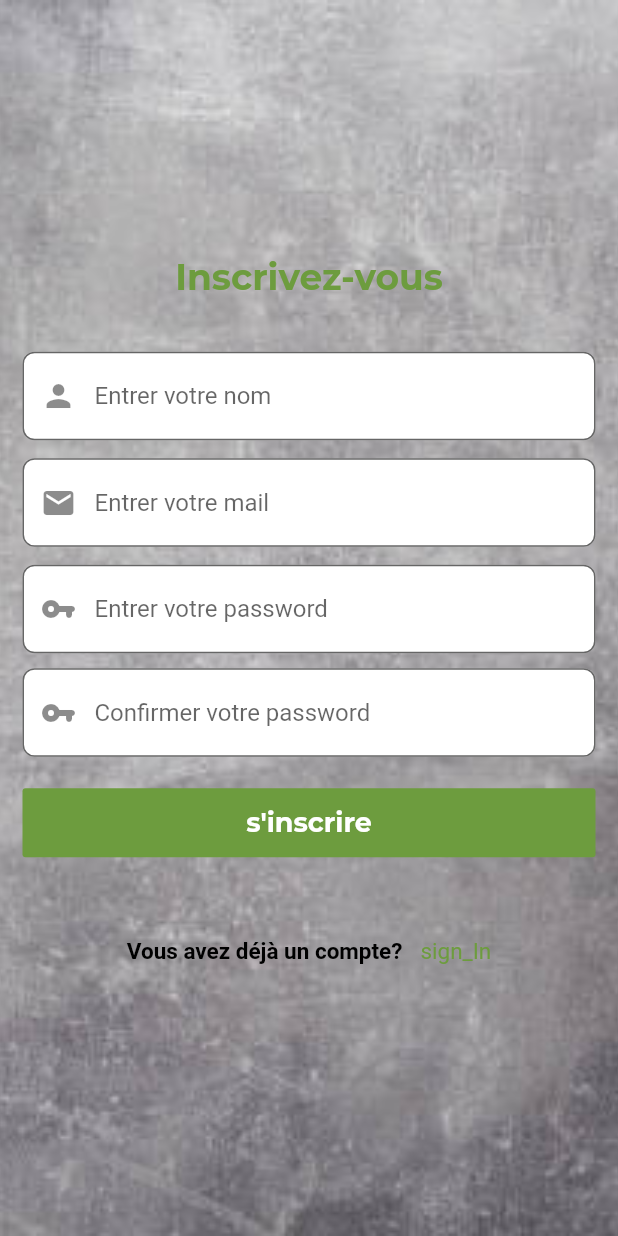
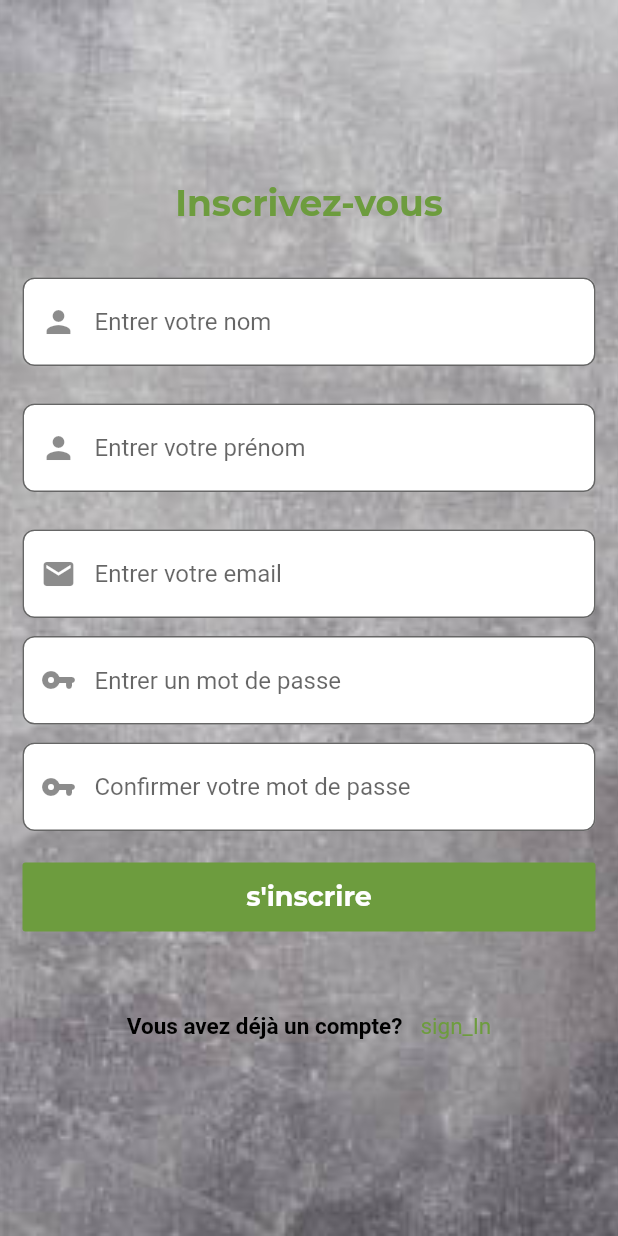
Before and after one commit to medard754/projet-weSave, a Flutter app: the SignUp screen opened directly with empty values, on a phone screen of 412 x 824 dp. Run offline on Flutter 3.47's test engine with Material 2 defaults, Android fonts, the phone set to English and light mode, and no system bars; our stand-ins replace cloud_firestore, firebase_auth, firebase_core, flutter_local_notifications, flutter_native_timezone, flutter_spinkit and 4 more; accounts and stored records are empty; network calls fail; project files that could hold a hidden picture were left out.

Commit message:
second commit

```diff
--- a/lib/Startup/sign_in.dart
+++ b/lib/Startup/sign_in.dart
@@ -17,8 +17,6 @@ class _SignInState extends State<SignIn> {
   String error = '';
   bool loading = false;
 
-  CustomTextfield mail = CustomTextfield();
-  CustomTextfield pwd = CustomTextfield();
 
   final AuthService _authService = AuthService();
   final _formKey = GlobalKey<FormState>();
@@ -71,33 +69,31 @@ class _SignInState extends State<SignIn> {
                 textAlign: TextAlign.center,
               ),
               SizedBox(height: 25),
-              mail.textFormField(
-                "Entrer votre mail",
-                "entrer un mail valid",
-                2,
-                1,
-                false,
-                Icons.mail,
-                (e) {
+              CustomInput(
+                title: "Email",
+                placeholder: "Entrer votre email",
+                obscure: false,
+                err: "entrer un email valid",
+                validator: (e){},
+                onSaved: (e){
                   setState(() {
-                    email = e;
-                  });
+                  email = e;
+                });
                 },
-              ),
-              SizedBox(height: 12),
-              pwd.textFormField(
-                "Entrer votre password",
-                "mot de passe invalid",
-                2,
-                1,
-                false,
-                Icons.vpn_key_rounded,
-                (e) {
+                icon: Icons.mail , max: 2, min: 1),
+              const SizedBox(height: 12),
+              CustomInput(
+                title: "Mot de passe",
+                placeholder: "Entrer votre mot de passe",
+                obscure: false,
+                err: "entrer un mot de passe valid",
+                validator: (e){},
+                onSaved: (e){
                   setState(() {
-                    password = e;
-                  });
+                  password = e;
+                });
                 },
-              ),
+                icon: Icons.vpn_key_rounded , max: 2, min: 1),
               SizedBox(height: 10),
               Row(
                 mainAxisAlignment: MainAxisAlignment.start,
@@ -133,14 +129,15 @@ class _SignInState extends State<SignIn> {
                   onPressed: () async {
                     if (_formKey.currentState!.validate()) {
                       setState(() {
-                                  loading = true;
+                                  //loading = true;
                                 });
                       dynamic result = await _authService.signInAnon();
 
                       print("connexion etablie");
                       print(result);
-
-                      if (result == null) {
+                      print(email);
+                      print(password);
+                      /*if (result == null) {
                         setState(() {
                               error = "Please supply a valid email";
                             loading = false;
@@ -149,7 +146,7 @@ class _SignInState extends State<SignIn> {
                         print("Register");
                         print(result);
                         print("connexion valid");
-                      }
+                      }*/
                     }
                   },
                   child: Text("Se connecter",
--- a/lib/Startup/sign_up.dart
+++ b/lib/Startup/sign_up.dart
@@ -12,10 +12,6 @@ class _SignUpState extends State<SignUp> {
   final AuthService _authService = AuthService();
 
   bool loading = false;
-  CustomTextfield email = CustomTextfield();
-  CustomTextfield password = CustomTextfield();
-  CustomTextfield password_confirm = CustomTextfield();
-  CustomTextfield username = CustomTextfield();
   String error = '';
   String errorpwd = '';
   final _formKey = GlobalKey<FormState>();
@@ -23,10 +19,11 @@ class _SignUpState extends State<SignUp> {
   late String onBoardingLevel;
   bool isLoading = false;
   bool isValue = false;
-  String mail = '';
-  String pwd = '';
-  String c_pwd = "";
+  String mail = "";
+  String password = "";
+  String confirmpwd = "";
   String nom = "";
+  String prenoms = "";
   @override
   Widget build(BuildContext context) {
     return loading
@@ -70,75 +67,71 @@ class _SignUpState extends State<SignUp> {
                         fit: BoxFit.contain)),
               ),*/
               SizedBox(height: 25),
-              username.textFormField("Entrer votre nom", "entrer un nom valid",
-                  2, 1, false, Icons.person, (e) {
-                setState(() {
+              CustomInput(
+                title: "Username",
+                placeholder: "Entrer votre nom",
+                obscure: false,
+                err: "entrer un nom valid",
+                validator: (e){},
+                onSaved: (e){
+                  setState(() {
                   nom = e;
                 });
-              }),
-              SizedBox(height: 12),
-              email.textFormField(
-                "Entrer votre mail",
-                "entrer un email valid",
-                2,
-                1,
-                false,
-                Icons.mail,
-                (e) {
+                },
+                icon: Icons.person, max: 2, min: 1),
+              SizedBox(height: 25),
+              CustomInput(
+                title: "Prénom",
+                placeholder: "Entrer votre prénom",
+                obscure: false,
+                err: "entrer un nom valid",
+                validator: (e){},
+                onSaved: (e){
                   setState(() {
-                    email = e;
-                  });
+                  prenoms = e;
+                });
                 },
-              ),
-              SizedBox(height: 12),
-              password.textFormField(
-                "Entrer votre password",
-                "mot de passe invalid",
-                2,
-                1,
-                false,
-                Icons.vpn_key_rounded,
-                (e) {
+                icon: Icons.person, max: 2, min: 1),
+              SizedBox(height: 25),
+              CustomInput(
+                title: "Email",
+                placeholder: "Entrer votre email",
+                obscure: false,
+                err: "entrer un email valid",
+                validator: (e){},
+                onSaved: (e){
                   setState(() {
-                    password = e;
-                  });
+                  mail = e;
+                });
                 },
-              ),
-              SizedBox(height: 10),
-              password_confirm.textFormField(
-                "Confirmer votre password",
-                "mot de passe invalid",
-                2,
-                1,
-                false,
-                Icons.vpn_key_rounded,
-                (e) {
+                icon: Icons.mail , max: 2, min: 1),
+              const SizedBox(height: 12),
+              CustomInput(
+                title: "Mot de passe",
+                placeholder: "Entrer un mot de passe",
+                obscure: false,
+                err: "entrer un mot de passe valid",
+                validator: (e){},
+                onSaved: (e){
                   setState(() {
-                    c_pwd = e;
-                  });
+                  password = e;
+                });
                 },
-              ),
-              /*Row(
-                mainAxisAlignment: MainAxisAlignment.start,
-                children: [
-                  Checkbox(
-                      checkColor: color,
-                      value: isValue,
-                      onChanged: (bool? value) {
-                        setState(() {
-                          isValue = value!;
-                        });
-                      }),
-                  Text("Remember me"),
-                  SizedBox(
-                    width: 20,
-                  ),
-                  Text(
-                    "Mot de passe oublié",
-                    style: TextStyle(color: color, fontSize: 15),
-                  )
-                ],
-              ),*/
+                icon: Icons.vpn_key_rounded , max: 2, min: 1),
+              const SizedBox(height: 12),
+              CustomInput(
+                title: "Confirmer votre mot de passe",
+                placeholder: "Confirmer votre mot de passe",
+                obscure: false,
+                err: "entrer un mot de passe valid",
+                validator: (e){},
+                onSaved: (e){
+                  setState(() {
+                  confirmpwd = e;
+                });
+                },
+                icon: Icons.vpn_key_rounded , max: 2, min: 1),
+
               SizedBox(height: 20),
               FlatButton(
                   minWidth: double.infinity,
@@ -147,18 +140,17 @@ class _SignUpState extends State<SignUp> {
                   onPressed: () async {
                     if (_formKey.currentState!.validate()) {
                       setState(() {
-                        loading = true;
+                        //loading = true;
                       });
 
                       dynamic result = await _authService
-                          .signUpWitchEmailAndPassword(mail, pwd);
-
-                     /* if (pwd.length < 8 ) {
-                        error = "Entrer un mot de passe au moins 8 caractère";
-                      } else {
-
-                      }*/
-                      if (result == null) {
+                          .signUpWitchEmailAndPassword(mail, password);
+                    print(nom);
+                    print(prenoms);
+                    print(mail);
+                    print(password);
+                    print(confirmpwd);
+                      /*  if (result == null) {
                           setState(() {
                             error = "Please supply a valid email";
                             loading = false;
@@ -168,6 +160,8 @@ class _SignUpState extends State<SignUp> {
                           print(result);
                           print("connexion valid");
                         }
+                      */
+
                     }
                   },
                   child: Text("s'inscrire",
@@ -183,6 +177,7 @@ class _SignUpState extends State<SignUp> {
                 error,
                 style: TextStyle(color: Colors.red),
               ),
+
               SizedBox(
                 height: 25,
               ),
--- a/lib/splash/splashScreen.dart
+++ b/lib/splash/splashScreen.dart
@@ -25,6 +25,7 @@ class _StartState extends State<Start> {
   @override
   Widget build(BuildContext context) {
     return Scaffold(
+      backgroundColor:Colors.white,
       body: Padding(
         padding: const EdgeInsets.all(10.0),
         child: Container(
--- a/lib/widgets/form/customInput.dart
+++ b/lib/widgets/form/customInput.dart
@@ -1,4 +1,54 @@
 import 'package:wesave/ressource/export.dart';
+
+class CustomInput extends StatefulWidget {
+  final String title;
+  final String placeholder;
+  final bool obscure;
+  final IconData icon;
+  final String err;
+  final String? Function(String?) validator;
+  final void Function(String) onSaved;
+  final int max;
+  final int min;
+  CustomInput(
+      {Key? key,
+      required this.title,
+      required this.placeholder,
+      required this.obscure,
+      required this.err,
+      required this.validator,
+      required this.onSaved,
+      required this.icon, required this.max,
+      required this.min})
+      : super(key: key);
+
+  @override
+  State<CustomInput> createState() => _CustomInputState();
+}
+
+class _CustomInputState extends State<CustomInput> {
+  @override
+  Widget build(BuildContext context) {
+    return TextFormField(
+      textAlignVertical: TextAlignVertical.center,
+      onChanged: widget.onSaved,
+      validator: widget.validator,
+      obscureText: widget.obscure,
+      maxLines: widget.max,
+      minLines: widget.min,
+      decoration: InputDecoration(
+          prefixIcon: Icon(widget.icon),
+          filled: true,
+          fillColor: Colors.white,
+          focusColor: Colors.white,
+          hintText: widget.placeholder,
+          border: OutlineInputBorder(
+              borderRadius: BorderRadius.circular(8),
+              borderSide: BorderSide(color: Colors.black45, width: 1))),
+    );
+  }
+}
+
 class CustomTextfield {
   final String title;
   final String placeholder;
@@ -6,34 +56,48 @@ class CustomTextfield {
   final bool obscure;
   final String err;
   final String content;
-  var  onchanged;
+  final bool isPasswordField;
+  final bool isEgalPassword;
+  var onchanged;
   String _value = "";
-  CustomTextfield({
-    this.title = "",
-    this.placeholder = "",
-    this.ispass = false,
-    this.obscure = false,
-    this.content="",
-    this.err = "",
-    @required this.onchanged
-  });
-  TextFormField textFormField(
-      placeholder, err, int max, int min, bool obscures, IconData icon, onchanged) {
+  CustomTextfield(
+      {this.title = "",
+      this.placeholder = "",
+      this.ispass = false,
+      this.obscure = false,
+      this.content = "",
+      this.err = "",
+      this.isPasswordField = false,
+      this.isEgalPassword = false,
+      @required this.onchanged});
+  TextFormField textFormField(placeholder, err, int max, int min, bool obscures,
+      IconData icon, onchanged,
+      {bool isPasswordField = false, bool isEgalPassword = false}) {
     return TextFormField(
-       textAlignVertical: TextAlignVertical.center,
+      textAlignVertical: TextAlignVertical.center,
       onChanged: onchanged,
       validator: (content) {
-       /* if (content=gt=null || content.isEmpty) {
+        if (content == null || content.isEmpty) {
           return err;
         } else {
-          return err;
-        }*/
+          if (isPasswordField) {
+            if (content.length < 8) {
+              var pwd = content;
+              if (isEgalPassword) {
+                if (content != pwd) {
+                  return "entrer le password entrer en haut";
+                }
+              }
+              return "Entrer un mot de passe au moins 8 caractère";
+            }
+          }
+          return null;
+        }
       },
       obscureText: obscures,
       maxLines: max,
       minLines: min,
       decoration: InputDecoration(
-
           prefixIcon: Icon(icon),
           filled: true,
           fillColor: Colors.white,
```
Also changed, not shown: 1 other file.
